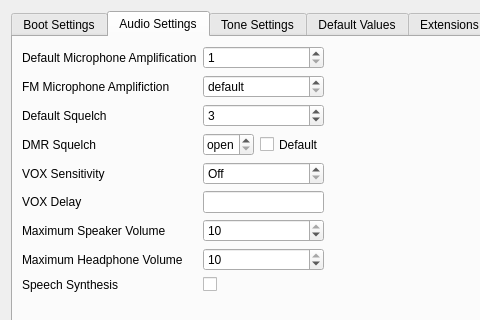
First picture: the form in src/generalsettingsview.ui, repository hmatuschek/qdmr, before the edit; both pictures show x 0 to 480 and y 0 to 320 of the 644 by 557 pixel window.
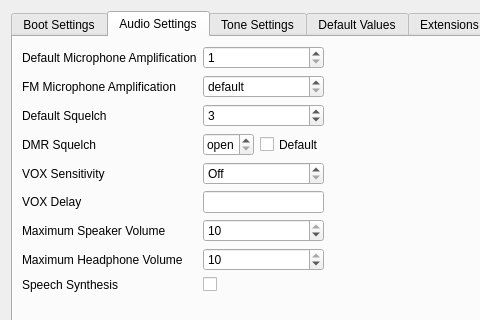
Second picture: the form after the edit. The open tabs and pages were chosen to show the change. Custom widgets are drawn as their Qt base class.

```diff
--- a/src/generalsettingsview.ui
+++ b/src/generalsettingsview.ui
@@ -120,7 +120,7 @@
            <item row="1" column="0">
             <widget class="QLabel" name="label">
              <property name="text">
-              <string>FM Microphone Amplifiction</string>
+              <string>FM Microphone Amplification</string>
              </property>
             </widget>
            </item>
```
Left out of the diff: 2 changed lines with no effect on the pictures.
